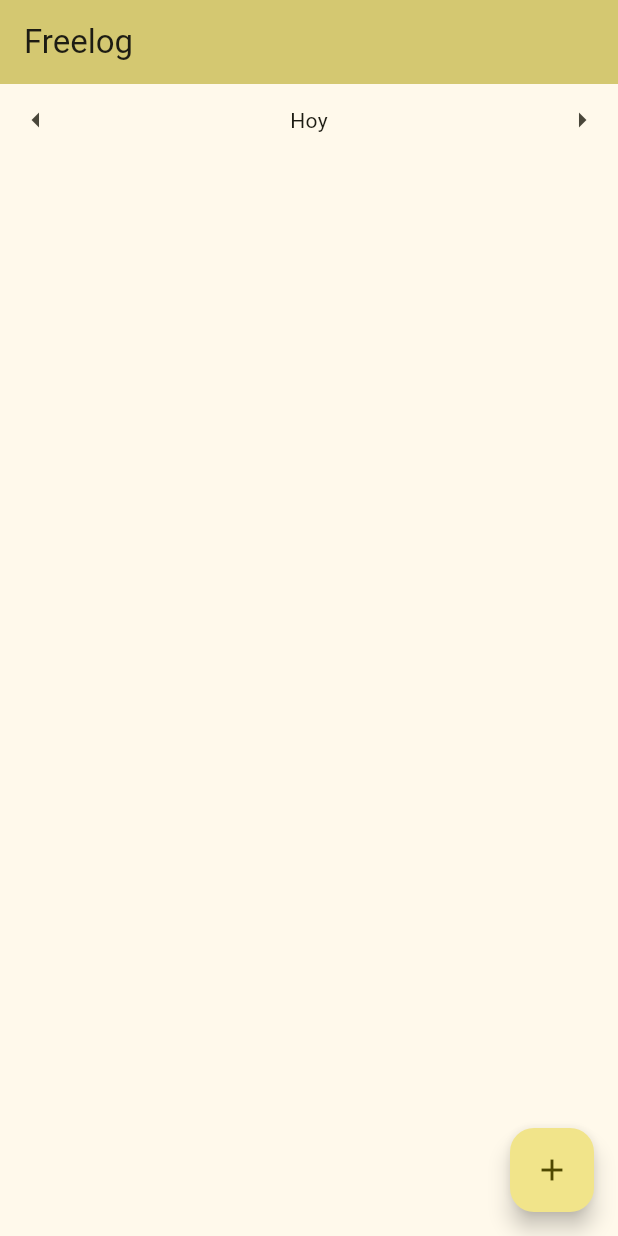
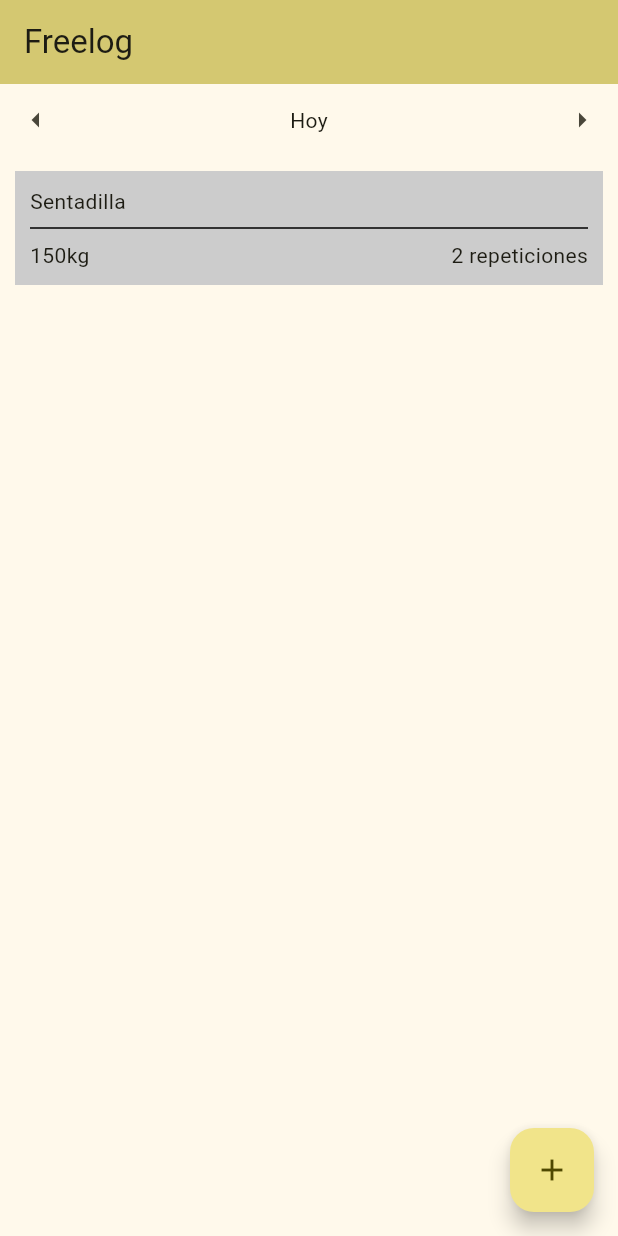
Before and after one commit to danilopedraza/freelog, a Flutter app: the screen it shows after launch, on a phone screen of 412 x 824 dp. Run offline on Flutter 3.47's test engine with Material 2 defaults, Android fonts, the phone set to English and light mode, and no system bars.

Commit message:
add exercise log box

```diff
--- a/lib/main.dart
+++ b/lib/main.dart
@@ -68,7 +68,7 @@
         // the App.build method, and use it to set our appbar title.
         title: Text(title),
       ),
-      body: Stack(
+      body: Column(
         children: [
           Row(
             children: [
@@ -79,6 +79,28 @@
               IconButton(onPressed: () {}, icon: const Icon(Icons.arrow_right)),
             ],
           ),
+          Container(
+            color: const Color.fromARGB(255, 204, 204, 204),
+            margin: const EdgeInsets.all(10.0),
+            padding: const EdgeInsets.all(10.0),
+            child: const Column(children: [
+              Row(
+                children: [
+                  Text("Sentadilla"),
+                  Spacer(),
+                ],
+              ),
+              Divider(
+                color: Colors.black,
+              ),
+              Row(
+                children: [Text("150kg"), Spacer(), Text("2 repeticiones")],
+              )
+            ]),
+          ),
+          // const Spacer(),
+          // const Text("Presiona el botón para añadir un ejercicio."),
+          // const Spacer(),
         ],
       ),
       floatingActionButton: FloatingActionButton(
```
